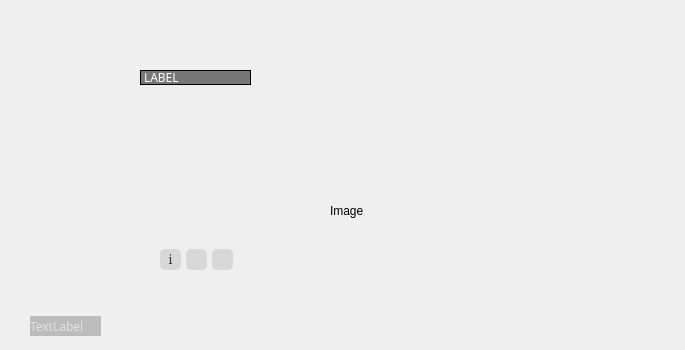
Qt form widget.ui (MrBeanCpp/ImageViewer2.0) before a commit.
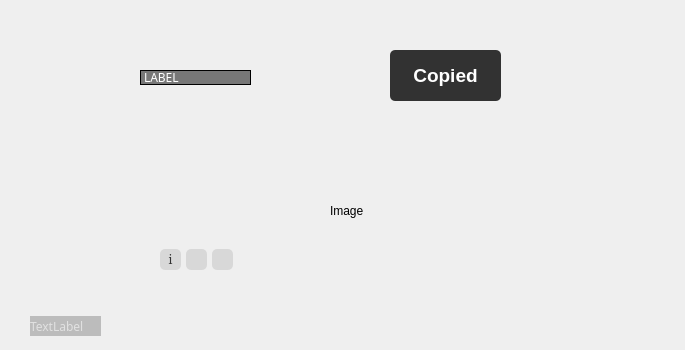
The same form after that commit. Icons and pictures are not drawn. Custom widgets are drawn as their Qt base class.

```diff
--- a/widget.ui
+++ b/widget.ui
@@ -268,6 +268,42 @@
     <string>TextLabel</string>
    </property>
   </widget>
+  <widget class="QLabel" name="label_tip">
+   <property name="geometry">
+    <rect>
+     <x>390</x>
+     <y>50</y>
+     <width>111</width>
+     <height>51</height>
+    </rect>
+   </property>
+   <property name="font">
+    <font>
+     <family>Microsoft YaHei UI</family>
+     <pointsize>14</pointsize>
+     <italic>false</italic>
+     <bold>true</bold>
+    </font>
+   </property>
+   <property name="styleSheet">
+    <string notr="true">QLabel {
+	font: 700 14pt &quot;Microsoft YaHei UI&quot;;
+    color: white; /* 文字颜色 */
+    background-color: rgb(50, 50, 50); /* 背景颜色，半透明黑色 */
+    border-radius: 5px; /* 边框圆角 */
+    padding: 5px 10px; /* 内边距：上下5px，左右10px */
+}</string>
+   </property>
+   <property name="text">
+    <string>Copied</string>
+   </property>
+   <property name="scaledContents">
+    <bool>false</bool>
+   </property>
+   <property name="alignment">
+    <set>Qt::AlignCenter</set>
+   </property>
+  </widget>
   <zorder>label_image</zorder>
   <zorder>label_info</zorder>
   <zorder>Btns</zorder>
```
Left out of the diff: 1 changed line with no effect on the pictures.
